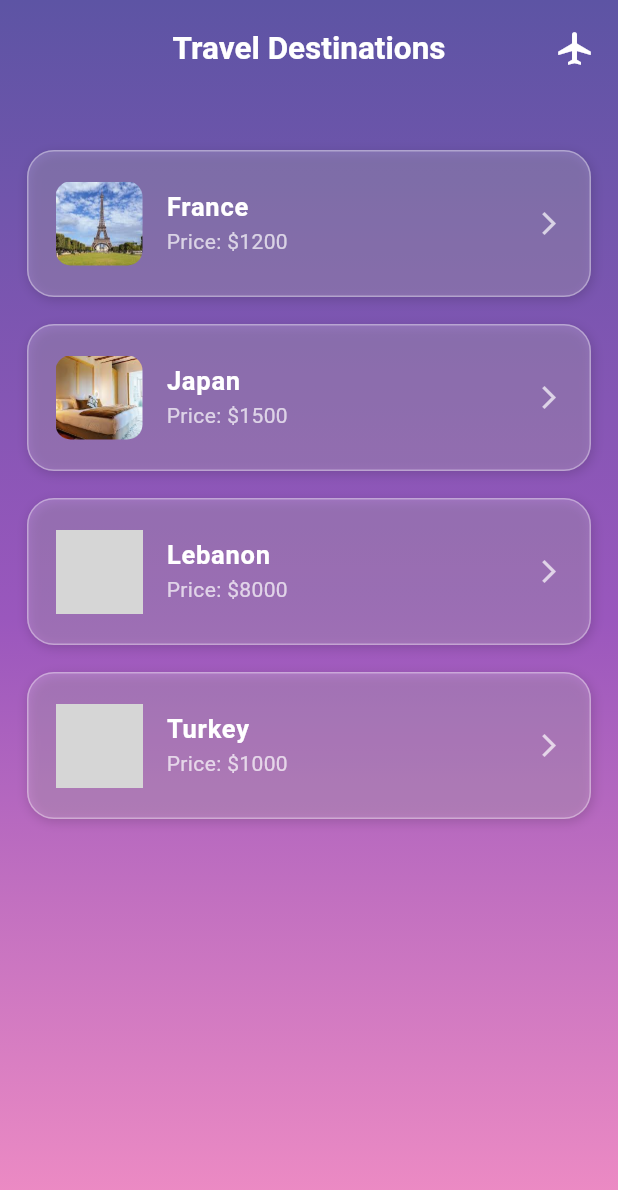
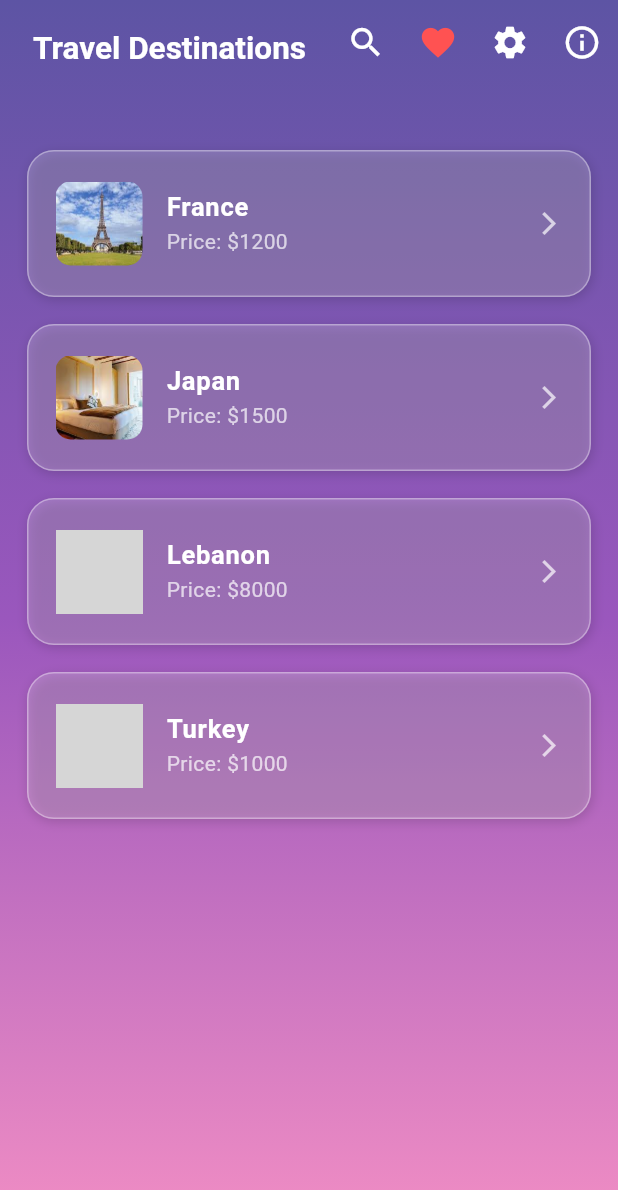
Before and after one commit to 01samber/midterm, a Flutter app: the ListViewDemo screen opened directly, on a phone screen of 412 x 824 dp. Shown: the top 1190 px of the screen. Run offline on Flutter 3.47's test engine with Material 3 defaults, Android fonts, the phone set to English and light mode, and no system bars; grey boxes are pictures that could not be loaded.

Commit message:
Added AppBar icons with SnackBars, kept gradient background and list tiles

```diff
--- a/lib/ListViewDemo.dart
+++ b/lib/ListViewDemo.dart
@@ -48,14 +48,47 @@ class _ListViewDemoState extends State<ListViewDemo> {
           ),
         ),
         centerTitle: true,
-        actions: const [
-          Padding(
-            padding: EdgeInsets.only(right: 16, top: 8),
-            child: Icon(
-              Icons.airplanemode_active,
-              color: Colors.white,
-              size: 26,
-            ),
+        // --------------------------------------------------------
+        // NEW ICON FEATURES (open-book friendly)
+        // Four icons added: search, favorite, settings, info
+        // Each has a SnackBar to show user feedback
+        // --------------------------------------------------------
+        actions: [
+          IconButton(
+            icon: const Icon(Icons.search, color: Colors.white, size: 26),
+            onPressed: () {
+              // TODO: implement search feature
+              ScaffoldMessenger.of(context).showSnackBar(
+                const SnackBar(content: Text("Search feature clicked")),
+              );
+            },
+          ),
+          IconButton(
+            icon: const Icon(Icons.favorite, color: Colors.redAccent, size: 26),
+            onPressed: () {
+              // TODO: implement favorite feature
+              ScaffoldMessenger.of(context).showSnackBar(
+                const SnackBar(content: Text("Favorite feature clicked")),
+              );
+            },
+          ),
+          IconButton(
+            icon: const Icon(Icons.settings, color: Colors.white, size: 26),
+            onPressed: () {
+              // TODO: implement settings feature
+              ScaffoldMessenger.of(context).showSnackBar(
+                const SnackBar(content: Text("Settings feature clicked")),
+              );
+            },
+          ),
+          IconButton(
+            icon: const Icon(Icons.info_outline, color: Colors.white, size: 26),
+            onPressed: () {
+              // TODO: implement info feature
+              ScaffoldMessenger.of(context).showSnackBar(
+                const SnackBar(content: Text("Info feature clicked")),
+              );
+            },
           ),
         ],
       ),
@@ -171,9 +204,17 @@ class _ListViewDemoState extends State<ListViewDemo> {
 // Q5: How do you add a shadow and border to a container?
 //     -> Check Container decoration with BoxShadow and Border.
 //
-// Q6: How can you add a booking feature for 1 to 20 nights?
-//     -> Update NewPage to include a DropdownButton or Stepper for number of nights.
-//        Pass the price to a function that multiplies nights * price.
+// Q6: How can you add icon features in the AppBar?
+//     -> Use IconButton widgets inside AppBar.actions and provide onPressed callbacks.
 //
-// Q7: How can you allow booking from 1 night to infinite?
-//     -> Use a TextField with validation for integer >=1 instead of a fixed max.
+// Q7: How do you provide feedback when an icon is tapped?
+//     -> Use ScaffoldMessenger.of(context).showSnackBar() for temporary messages.
+//
+// Q8: How do you style icons with different colors?
+//     -> Set color property in Icon widget; can dynamically change based on state.
+//
+// Q9: How to add 4 different icons without affecting list tiles or gradient?
+//     -> Simply add IconButton widgets in AppBar.actions; the gradient and list remain unchanged.
+//
+// Q10: How can you expand the functionality of each icon?
+//      -> Implement search, favorites, settings, info screens or popups in onPressed().
```
